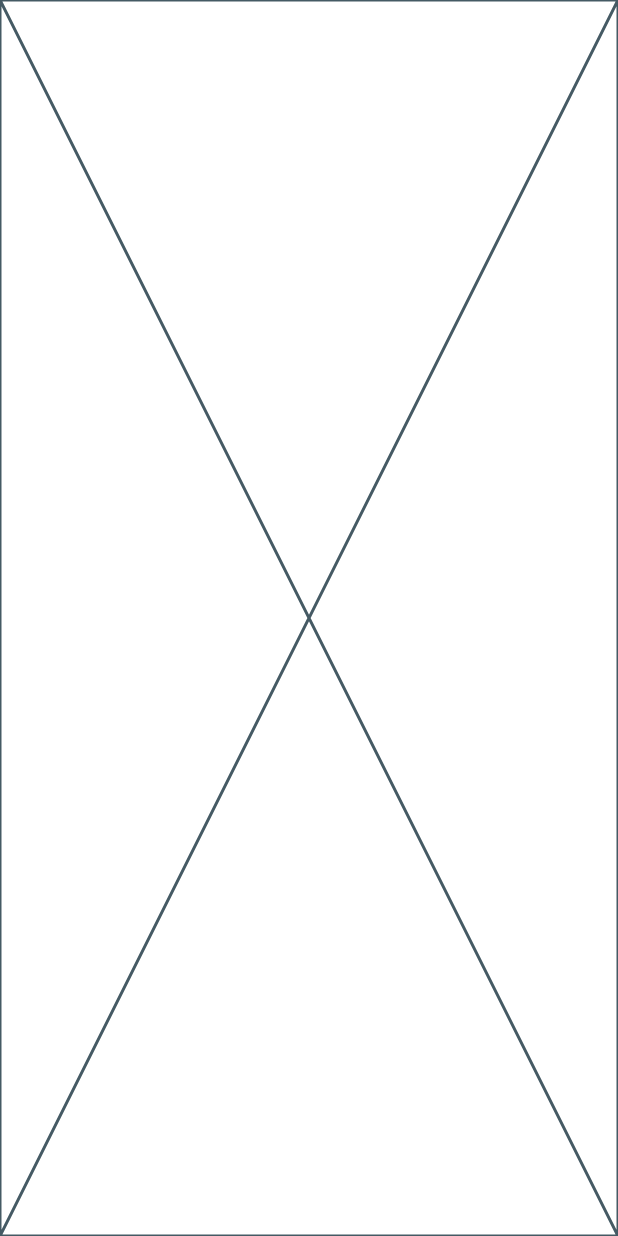
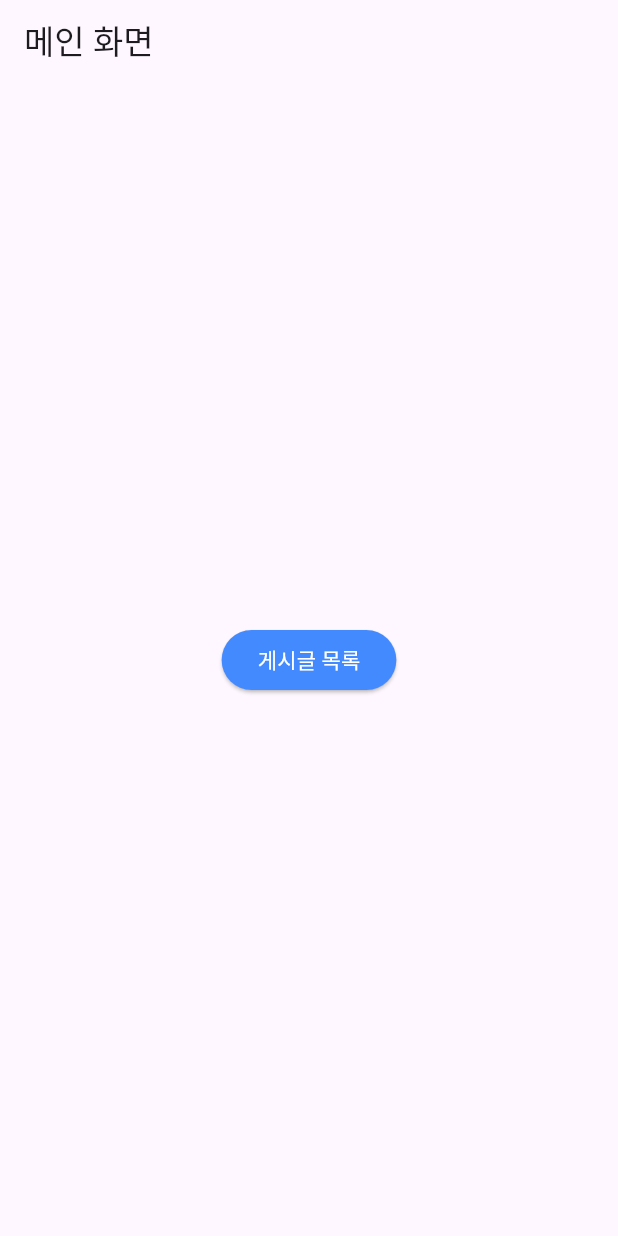
Before and after one commit to ALOHA-CLASS/AI3_Flutter, a Flutter app: the screen it shows after launch, on a phone screen of 412 x 824 dp. Run offline on Flutter 3.47's test engine with Material 3 defaults, Android fonts, the phone set to English and light mode, and no system bars; our stand-ins replace calendar_date_picker2, shared_preferences, sqflite; accounts and stored records are empty.

Commit message:
SQLite 3

```diff
--- a/sqlite_board_app/lib/screens/main_screen.dart
+++ b/sqlite_board_app/lib/screens/main_screen.dart
@@ -10,6 +10,20 @@ class MainScreen extends StatefulWidget {
 class _MainScreenState extends State<MainScreen> {
   @override
   Widget build(BuildContext context) {
-    return const Placeholder();
+    return Scaffold(
+      appBar: AppBar(title: Text("메인 화면"),),
+      body: Center(
+        child: ElevatedButton(
+          onPressed: () {
+            Navigator.pushNamed(context, '/board/list');
+          },
+          child: Text("게시글 목록"),
+          style: ElevatedButton.styleFrom(
+            backgroundColor: Colors.blueAccent,
+            foregroundColor: Colors.white
+          )
+        ),
+      ),
+    );
   }
 }
```
Also changed, not shown: sqlite_board_app/lib/screens/board/list_screen.dart (+61 -1 lines).
